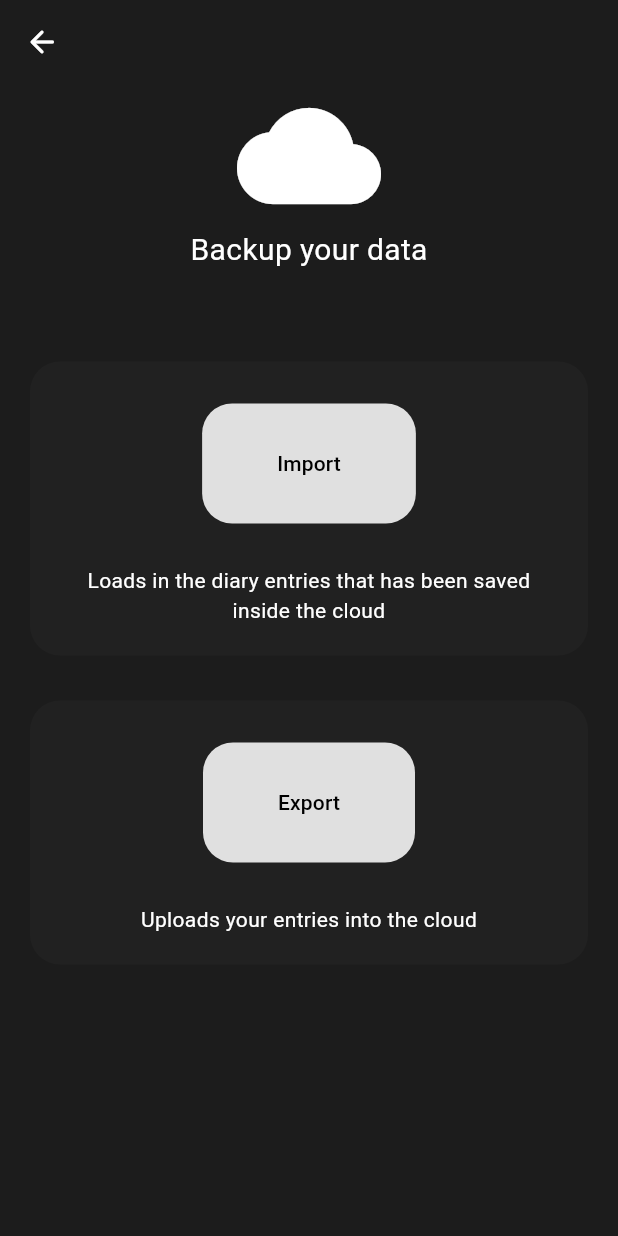
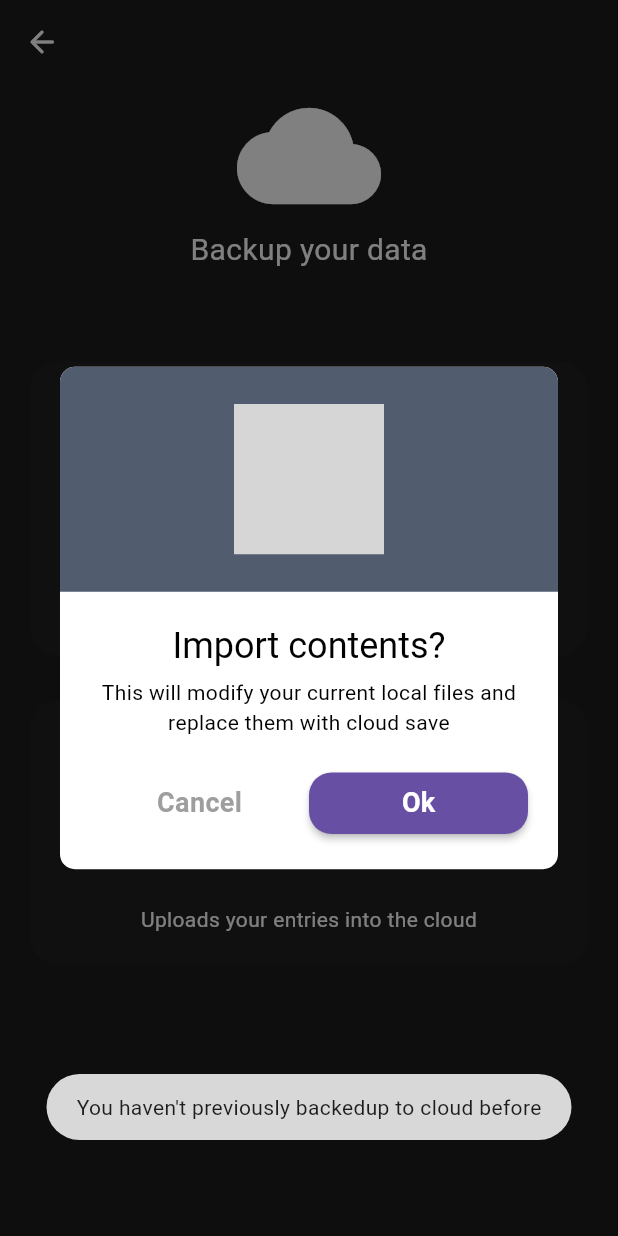
Before and after one commit to FrostyCake47/Pixie, a Flutter app: the Backup screen opened by its route, after a tap on "Import", on a phone screen of 412 x 824 dp. Run offline on Flutter 3.47's test engine with Material 3 defaults, Android fonts, the phone set to English and light mode, and no system bars; our stand-ins replace cloud_firestore, cool_alert, firebase_auth, firebase_core, flutter_slidable, flutter_spinkit and 4 more; missing offline and left inert: flutter_glow; accounts and stored records are empty; grey boxes are pictures that could not be loaded.

Commit message:
overrideLocalSave

```diff
--- a/lib/pages/backup.dart
+++ b/lib/pages/backup.dart
@@ -4,6 +4,7 @@ import 'package:flutter_spinkit/flutter_spinkit.dart';
 import 'package:fluttertoast/fluttertoast.dart';
 import 'package:hive/hive.dart';
 import 'package:diary/services/databaseservice.dart';
+import 'package:cool_alert/cool_alert.dart';
 
 class Backup extends StatefulWidget {
 
@@ -19,6 +20,30 @@ class _BackupState extends State<Backup> {
   late List entryBlocks;
 
   void import() async {
+    Map<String, dynamic> data;
+    showDialog(context: context, builder: (context){
+        return const Center(
+            child: SpinKitCircle(
+              color: Colors.redAccent,
+              size: 50.0,
+            ),
+          );
+      });
+
+    data = await DatabaseService().readData();
+    Navigator.pop(context);
+    if(data['hasError'] == true){Fluttertoast.showToast(msg: "You haven't previously backedup to cloud before");}
+    else {Fluttertoast.showToast(msg: "Your contents has been imported");}
+
+    // ignore: use_build_context_synchronously
+    CoolAlert.show(
+      context: context,
+      type: CoolAlertType.confirm,
+      title: "Import contents?",
+      text: "This will modify your current local files and replace them with cloud save",
+      onConfirmBtnTap: () => DatabaseService().overrideLocalSave(data),
+    );
+
   }
 
   void export() async {
@@ -34,7 +59,6 @@ class _BackupState extends State<Backup> {
     DatabaseService().updateData();
     Navigator.pop(context);
     Fluttertoast.showToast(msg: "Your contents has been saved to the cloud");
-
   }
 
   @override
--- a/lib/services/databaseservice.dart
+++ b/lib/services/databaseservice.dart
@@ -5,11 +5,10 @@ import 'package:cloud_firestore/cloud_firestore.dart';
 import 'package:hive/hive.dart';
 
 class DatabaseService{
-  //final String uid;
   final CollectionReference userscollection = FirebaseFirestore.instance.collection('users');
   final FirebaseAuth auth = FirebaseAuth.instance;
   late User? user;
-  late Map<String, dynamic> map;
+  late Map<String, dynamic> map = {};
 
   late Box<EntryBlockDetails> _entryDetails;
   late List<EntryBlockDetails> entryBlocks;
@@ -18,13 +17,53 @@ class DatabaseService{
   late int currentId;
 
 
+  DatabaseService(){
+    _initializeHive();
+    _initializeidTracker();
+    user = auth.currentUser;
+  }
+
   Future<void> updateData() async {
-    user = auth.currentUser;
-    await _initializeHive();
-    await _initializeidTracker();
-
     createMap();
     return await userscollection.doc(user!.uid).set(map);
+  }
+
+  Future<Map<String, dynamic>> readData() async {
+    map['hasError'] = false;
+    try {
+      await FirebaseFirestore.instance
+      .collection('users')
+      .doc(user!.uid)
+      .get()
+      .then((DocumentSnapshot documentSnapshot){
+          if(documentSnapshot.data() == null) {print('aa error true'); map['hasError'] = true;}
+          else{
+            map = documentSnapshot.data() as Map<String, dynamic>;
+            print(map['entryblocks'][0]['id']);
+            print(map['entryblocks'][0]['id'].runtimeType);
+          }
+      }
+    );
+    return map;
+
+    } catch (error) {
+      print('Error reading data: $error');
+      map['hasError'] = true;
+      return map;
+    }
+  }
+
+  Future<void> overrideLocalSave(Map<String, dynamic> data) async {
+    EntryBlock instance;
+    //_idTracker.put(0, map['idtracker']);
+    //print('new idtracker' + map['idtracker']);
+
+    /*map['entryblocks'].forEach((value){
+      print(value);
+    });*/
+
+    //print(map['entryblocks']);
+
   }
 
   void createMap(){
@@ -51,13 +90,13 @@ class DatabaseService{
     //print(map);
   }
 
-  Future<void> _initializeHive() async {
+  void _initializeHive() {
     _entryDetails = Hive.box<EntryBlockDetails>('entrydetails');
     Iterable<EntryBlockDetails> allEntries = _entryDetails.values;
     entryBlocks = allEntries.toList();
   }
 
-  Future<void> _initializeidTracker() async {
+  void _initializeidTracker() {
     _idTracker = Hive.box<int>('idtracker');
       if(_idTracker.get(0) == null){
         currentId = 0;
--- a/pubspec.yaml
+++ b/pubspec.yaml
@@ -22,6 +22,7 @@ dependencies:
   google_sign_in: ^6.2.1
   cloud_firestore: ^4.14.0
   fluttertoast: ^8.2.4
+  cool_alert: ^2.0.1
 
 dev_dependencies:
   flutter_test:
```
Also changed, not shown: pubspec.lock.
